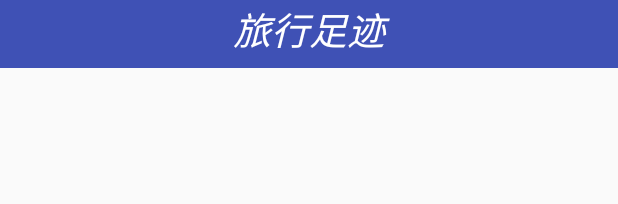
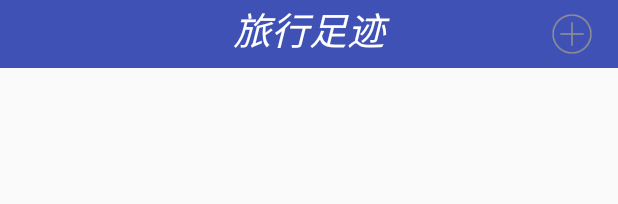
Before and after one commit to MilkZS/JustGo, an Android app: the layout fragment_log_record.xml on its own in the app's theme, with its tools: preview values and no code run, on a phone screen of 412 x 824 dp. Shown: the top 204 px of the screen. Run offline under Robolectric (Android 15) with nearby library versions, the phone set to English and light mode, and no system bars.

Commit message:
init #42

```diff
--- a/app/src/main/java/com/milkzs/android/wheretotravel/MainFragment/PictureFragment.java
+++ b/app/src/main/java/com/milkzs/android/wheretotravel/MainFragment/PictureFragment.java
@@ -18,6 +18,7 @@ import android.view.ViewGroup;
 import com.milkzs.android.wheretotravel.R;
 import com.milkzs.android.wheretotravel.adapter.MorePicturesAdapter;
 import com.milkzs.android.wheretotravel.db.PlaceContract;
+import com.milkzs.android.wheretotravel.db.base.DBSQList;
 
 public class PictureFragment extends Fragment implements LoaderManager.LoaderCallbacks<Cursor> {
 
@@ -72,8 +73,9 @@ public class PictureFragment extends Fragment implements LoaderManager.LoaderCal
     @Override
     public Loader<Cursor> onCreateLoader(int id, Bundle args) {
         Uri uri = PlaceContract.SceneImgBase.CONTENT_BASE;
+        String order = PlaceContract.SceneImgBase.COLUMN_SCENE_ID+ DBSQList.ORDER_BY;
         return new CursorLoader(
-                getContext(), uri, PlaceContract.SceneImgBase.QUERY_ENTRY, null, null, null);
+                getContext(), uri, PlaceContract.SceneImgBase.QUERY_ENTRY, null, null, order);
     }
 
     @Override
--- a/app/src/main/java/com/milkzs/android/wheretotravel/db/PlaceContract.java
+++ b/app/src/main/java/com/milkzs/android/wheretotravel/db/PlaceContract.java
@@ -50,12 +50,9 @@ public class PlaceContract {
         public static String COLUMN_SCENE_PRICE = "scene_price";
         public static String COLUMN_SCENE_OPEN_TIME = "scene_open_time";
         public static String COLUMN_SCENE_ADDRESS = "scene_address";
-        public static String COLUMN_SCENE_PICTURE_SRC = "scene_picture_src";
         public static String COLUMN_SCENE_DISCOUNT = "scene_discount";
         public static String COLUMN_SCENE_ATTENTION = "scene_attention";
         public static String COLUMN_SCENE_CONTENT = "scene_content";
-        public static String COLUMN_SCENE_SMALL_PIC = "scene_small_pic";
-        public static String COLUMN_SCENE_BIG_PIC = "scene_big_pic";
         public static String COLUMN_SCENE_MAIN_PIC = "scene_main_pic";
         public static String COLUMN_SCENE_LOCATION_LON = "scene_location_lon";
         public static String COLUMN_SCENE_LOCATION_LAT = "scene_location_lat";
--- a/app/src/main/java/com/milkzs/android/wheretotravel/db/PlaceDBHelper.java
+++ b/app/src/main/java/com/milkzs/android/wheretotravel/db/PlaceDBHelper.java
@@ -11,7 +11,7 @@ import android.database.sqlite.SQLiteOpenHelper;
 public class PlaceDBHelper extends SQLiteOpenHelper {
 
     public final static String DATABASE_NAME = "scenic_spot.db";
-    public final static int version = 7;
+    public final static int version = 8;
 
     public PlaceDBHelper(Context context, String name, SQLiteDatabase.CursorFactory factory, int version) {
         super(context, name, factory, version);
--- a/app/src/main/res/layout/fragment_log_record.xml
+++ b/app/src/main/res/layout/fragment_log_record.xml
@@ -5,15 +5,28 @@
     android:orientation="vertical"
     tools:context="com.milkzs.android.wheretotravel.MainFragment.LogRecordFragment">
 
-    <TextView
+    <FrameLayout
         android:layout_width="match_parent"
-        android:background="@color/action_bar_first_back"
-        android:textColor="@color/action_bar_first_text"
-        android:textAlignment="center"
-        android:textSize="@dimen/action_bar_app_text_size"
-        android:textStyle="italic"
-        android:layout_height="@dimen/action_bar_app_name_height"
-        android:text="@string/main_fragment_log" />
+        android:layout_height="wrap_content">
+
+        <TextView
+            android:layout_width="match_parent"
+            android:layout_height="@dimen/action_bar_app_name_height"
+            android:background="@color/action_bar_first_back"
+            android:text="@string/main_fragment_log"
+            android:textAlignment="center"
+            android:textColor="@color/action_bar_first_text"
+            android:textSize="@dimen/action_bar_app_text_size"
+            android:textStyle="italic" />
+
+        <ImageView
+            android:id="@+id/fragment_log_record_add_img"
+            android:layout_width="33dp"
+            android:layout_height="33dp"
+            android:src="@drawable/add"
+            android:layout_gravity="right|center_vertical"
+            android:layout_marginEnd="14dp"/>
+    </FrameLayout>
 
     <android.support.v7.widget.RecyclerView
         android:id="@+id/recycler_fragment_log"
```
Also changed, not shown: app/src/main/java/com/milkzs/android/wheretotravel/MainFragment/LogRecordFragment.java (+9 -0 lines), app/src/main/res/drawable/add.png (added).
